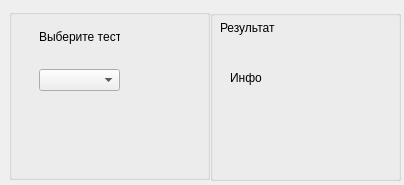
Old version of the form games/test.ui in the repository sambarling/Sambarling_corp.
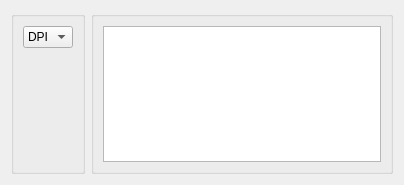
New version of the form.

```diff
--- a/games/test.ui
+++ b/games/test.ui
@@ -25,81 +25,51 @@
   <property name="windowTitle">
    <string>Dialog</string>
   </property>
-  <widget class="QGroupBox" name="groupBox_2">
-   <property name="geometry">
-    <rect>
-     <x>210</x>
-     <y>10</y>
-     <width>191</width>
-     <height>171</height>
-    </rect>
-   </property>
-   <property name="title">
-    <string/>
-   </property>
-   <widget class="QLabel" name="label_2">
-    <property name="geometry">
-     <rect>
-      <x>10</x>
-      <y>10</y>
-      <width>61</width>
-      <height>16</height>
-     </rect>
-    </property>
-    <property name="text">
-     <string>Результат</string>
-    </property>
-   </widget>
-   <widget class="QLabel" name="label_3">
-    <property name="geometry">
-     <rect>
-      <x>20</x>
-      <y>60</y>
-      <width>49</width>
-      <height>16</height>
-     </rect>
-    </property>
-    <property name="text">
-     <string>Инфо</string>
-    </property>
-   </widget>
-  </widget>
-  <widget class="QGroupBox" name="groupBox">
-   <property name="geometry">
-    <rect>
-     <x>9</x>
-     <y>9</y>
-     <width>201</width>
-     <height>171</height>
-    </rect>
-   </property>
-   <property name="title">
-    <string/>
-   </property>
-   <widget class="QComboBox" name="comboBox">
-    <property name="geometry">
-     <rect>
-      <x>30</x>
-      <y>60</y>
-      <width>81</width>
-      <height>22</height>
-     </rect>
-    </property>
-   </widget>
-   <widget class="QLabel" name="label">
-    <property name="geometry">
-     <rect>
-      <x>30</x>
-      <y>20</y>
-      <width>81</width>
-      <height>16</height>
-     </rect>
-    </property>
-    <property name="text">
-     <string>Выберите тест</string>
-    </property>
-   </widget>
-  </widget>
+  <layout class="QGridLayout" name="gridLayout">
+   <item row="0" column="0">
+    <widget class="QGroupBox" name="groupBox">
+     <property name="title">
+      <string/>
+     </property>
+     <layout class="QGridLayout" name="gridLayout_2">
+      <item row="0" column="0">
+       <widget class="QComboBox" name="test_select">
+        <item>
+         <property name="text">
+          <string>DPI</string>
+         </property>
+        </item>
+       </widget>
+      </item>
+      <item row="1" column="0">
+       <spacer name="verticalSpacer">
+        <property name="orientation">
+         <enum>Qt::Vertical</enum>
+        </property>
+        <property name="sizeHint" stdset="0">
+         <size>
+          <width>20</width>
+          <height>118</height>
+         </size>
+        </property>
+       </spacer>
+      </item>
+     </layout>
+    </widget>
+   </item>
+   <item row="0" column="1">
+    <widget class="QGroupBox" name="groupBox_2">
+     <property name="title">
+      <string/>
+     </property>
+     <layout class="QGridLayout" name="gridLayout_3">
+      <item row="0" column="0">
+       <widget class="QTextEdit" name="test_rez"/>
+      </item>
+     </layout>
+    </widget>
+   </item>
+  </layout>
  </widget>
  <resources/>
  <connections/>
```
